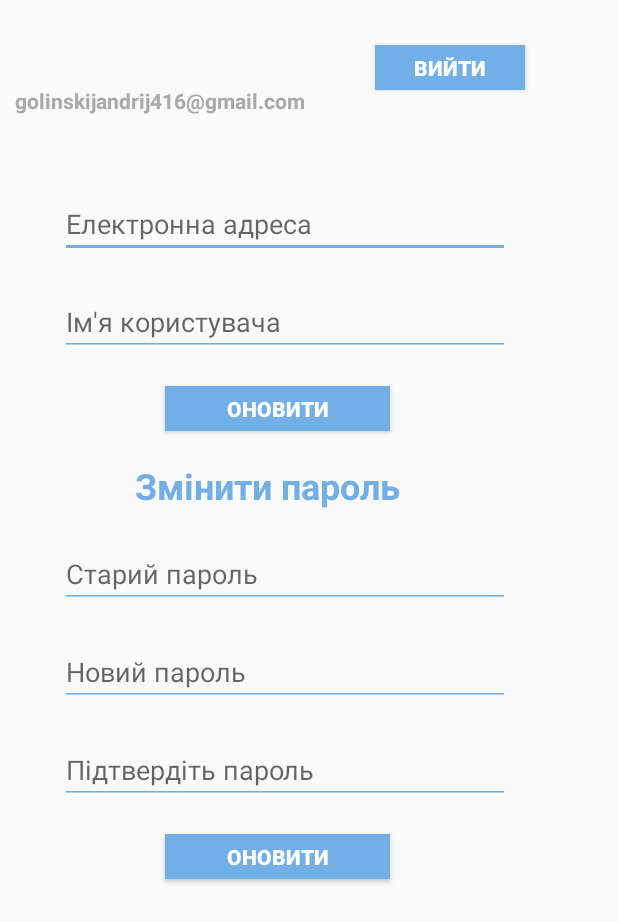
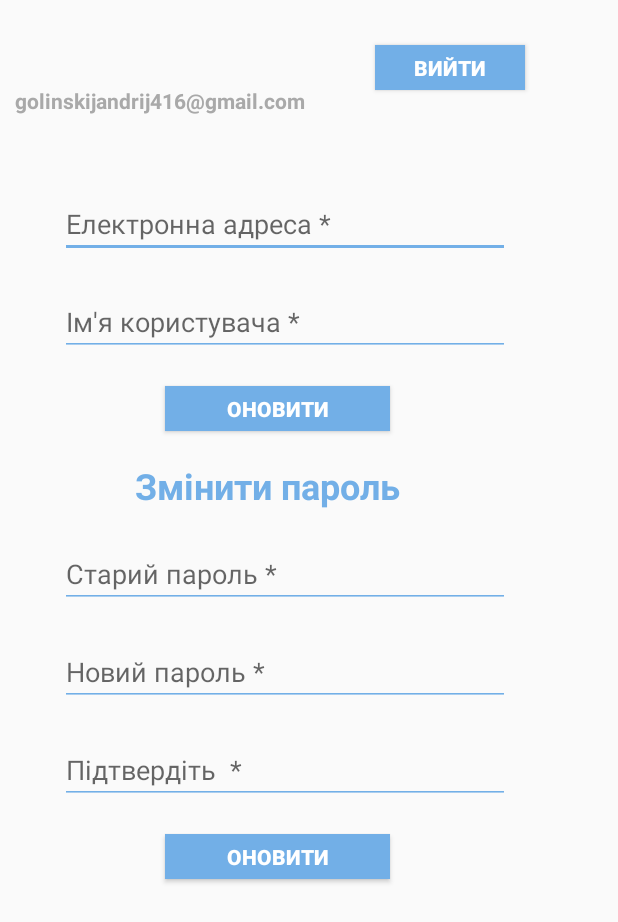
Before and after one commit to Andriy145-sys/AndroidApp, an Android app: the layout activity_profile.xml on its own in the app's theme, with its tools: preview values and no code run, on a phone screen of 412 x 824 dp. Shown: the top 922 px of the screen. Run offline under Robolectric (Android 15) with nearby library versions, the phone set to English and light mode, and no system bars.

Commit message:
fixed bug

```diff
--- a/app/src/main/res/layout/activity_profile.xml
+++ b/app/src/main/res/layout/activity_profile.xml
@@ -49,7 +49,7 @@
         android:layout_marginTop="50sp"
         android:width="300sp"
         android:backgroundTint="@color/main"
-        android:hint="Електронна адреса"
+        android:hint="Електронна адреса *"
         tools:ignore="TouchTargetSizeCheck" />
 
     <EditText
@@ -61,7 +61,7 @@
         android:layout_marginTop="20sp"
         android:width="300sp"
         android:backgroundTint="@color/main"
-        android:hint="Ім'я користувача"
+        android:hint="Ім'я користувача *"
         tools:ignore="TouchTargetSizeCheck" />
 
     <Button
@@ -99,7 +99,7 @@
         android:layout_marginTop="20sp"
         android:width="300sp"
         android:backgroundTint="@color/main"
-        android:hint="Старий пароль"
+        android:hint="Старий пароль *"
         android:inputType="textPassword"
         tools:ignore="TouchTargetSizeCheck" />
     <EditText
@@ -111,7 +111,7 @@
         android:layout_marginTop="20sp"
         android:width="300sp"
         android:backgroundTint="@color/main"
-        android:hint="Новий пароль"
+        android:hint="Новий пароль *"
         android:inputType="textPassword"
         tools:ignore="TouchTargetSizeCheck" />
     <EditText
@@ -123,7 +123,7 @@
         android:layout_marginTop="20sp"
         android:width="300sp"
         android:backgroundTint="@color/main"
-        android:hint="Підтвердіть пароль"
+        android:hint="Підтвердіть  *"
         android:inputType="textPassword"
         tools:ignore="TouchTargetSizeCheck" />
 
```
Also changed, not shown: app/src/main/java/com/example/coolapp/MainActivity.java (+26 -5 lines), app/src/main/res/layout/activity_main.xml (+4 -4 lines).
